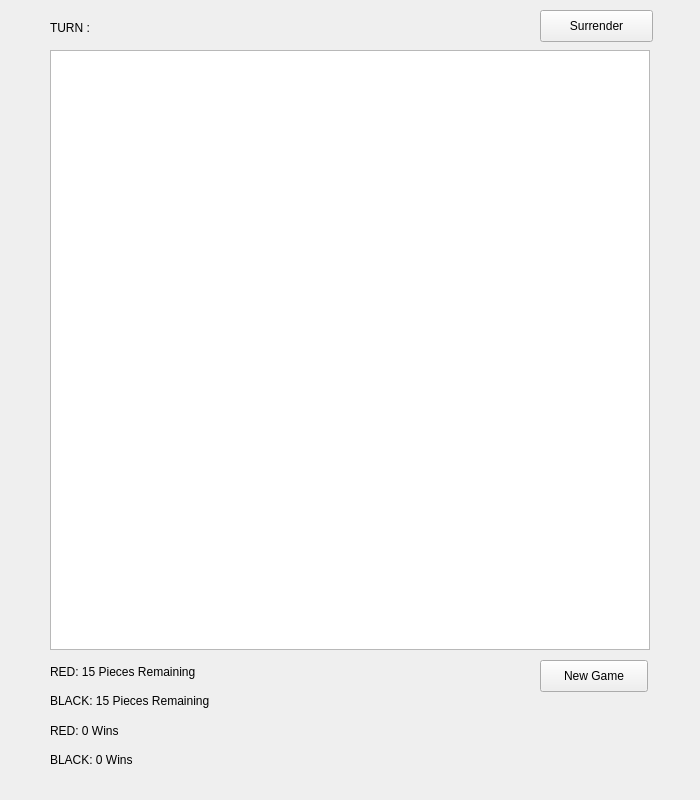
First picture: the form in mainwindow.ui, repository vicu6034/HW5-Checkers, before the edit.
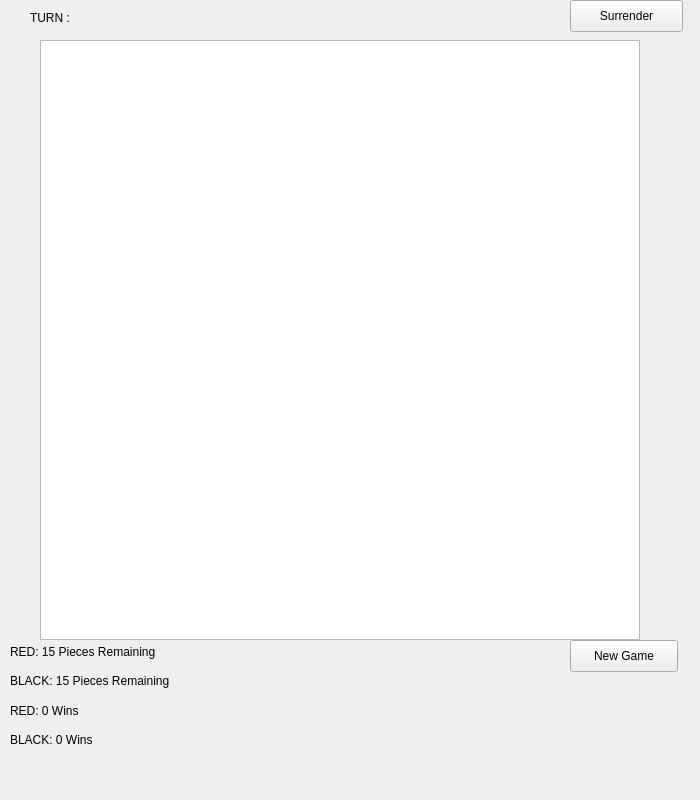
Second picture: the form after the edit. The open tabs and pages were chosen to show the change.

Patch:
```diff
--- a/mainwindow.ui
+++ b/mainwindow.ui
@@ -14,65 +14,35 @@
    <string>MainWindow</string>
   </property>
   <widget class="QWidget" name="centralwidget">
-   <widget class="QGraphicsView" name="gameGraphicsView">
+   <widget class="QStackedWidget" name="stackedWidget">
     <property name="geometry">
      <rect>
-      <x>50</x>
-      <y>50</y>
-      <width>600</width>
-      <height>600</height>
+      <x>0</x>
+      <y>-20</y>
+      <width>700</width>
+      <height>800</height>
      </rect>
     </property>
-    <property name="verticalScrollBarPolicy">
-     <enum>Qt::ScrollBarAlwaysOff</enum>
-    </property>
-    <property name="horizontalScrollBarPolicy">
-     <enum>Qt::ScrollBarAlwaysOff</enum>
-    </property>
-   </widget>
-   <widget class="QPushButton" name="resetButton">
+    <widget class="QWidget" name="page">
+     <widget class="QPushButton" name="pushButton">
     <property name="geometry">
      <rect>
-      <x>540</x>
-      <y>660</y>
-      <width>108</width>
-      <height>32</height>
-     </rect>
-    </property>
-    <property name="text">
-     <string>New Game</string>
-    </property>
-   </widget>
-   <widget class="QLabel" name="turnLabel">
-    <property name="geometry">
-     <rect>
-      <x>50</x>
-      <y>20</y>
-      <width>151</width>
-      <height>16</height>
-     </rect>
-    </property>
-    <property name="text">
-     <string>TURN :</string>
-    </property>
-   </widget>
-   <widget class="QPushButton" name="surrenderButton">
-    <property name="geometry">
-     <rect>
-      <x>540</x>
-      <y>10</y>
+        <x>280</x>
+        <y>310</y>
       <width>113</width>
       <height>32</height>
      </rect>
     </property>
     <property name="text">
-     <string>Surrender</string>
-    </property>
-   </widget>
+       <string>PushButton</string>
+      </property>
+     </widget>
+    </widget>
+    <widget class="QWidget" name="page_2">
    <widget class="QWidget" name="verticalLayoutWidget">
     <property name="geometry">
      <rect>
-      <x>50</x>
+        <x>10</x>
       <y>660</y>
       <width>181</width>
       <height>111</height>
@@ -108,6 +78,63 @@
       </widget>
      </item>
     </layout>
+     </widget>
+     <widget class="QLabel" name="turnLabel">
+      <property name="geometry">
+       <rect>
+        <x>30</x>
+        <y>30</y>
+        <width>151</width>
+        <height>16</height>
+       </rect>
+      </property>
+      <property name="text">
+       <string>TURN :</string>
+      </property>
+     </widget>
+     <widget class="QPushButton" name="surrenderButton">
+      <property name="geometry">
+       <rect>
+        <x>570</x>
+        <y>20</y>
+        <width>113</width>
+        <height>32</height>
+       </rect>
+      </property>
+      <property name="text">
+       <string>Surrender</string>
+      </property>
+     </widget>
+     <widget class="QGraphicsView" name="gameGraphicsView">
+      <property name="geometry">
+       <rect>
+        <x>40</x>
+        <y>60</y>
+        <width>600</width>
+        <height>600</height>
+       </rect>
+      </property>
+      <property name="verticalScrollBarPolicy">
+       <enum>Qt::ScrollBarAlwaysOff</enum>
+      </property>
+      <property name="horizontalScrollBarPolicy">
+       <enum>Qt::ScrollBarAlwaysOff</enum>
+      </property>
+     </widget>
+     <widget class="QPushButton" name="resetButton">
+      <property name="geometry">
+       <rect>
+        <x>570</x>
+        <y>660</y>
+        <width>108</width>
+        <height>32</height>
+       </rect>
+      </property>
+      <property name="text">
+       <string>New Game</string>
+      </property>
+     </widget>
+    </widget>
    </widget>
   </widget>
   <widget class="QMenuBar" name="menubar">
```
Lines whose indentation alone changed are shown as unchanged.
